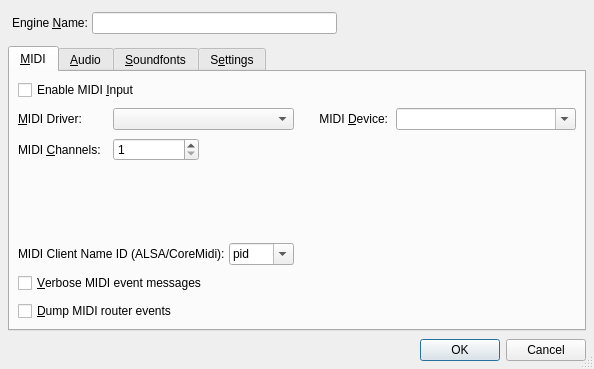
This is src/qsynthSetupForm.ui in rncbc/qsynth as Qt 5 draws it before an edit. The edited form follows.
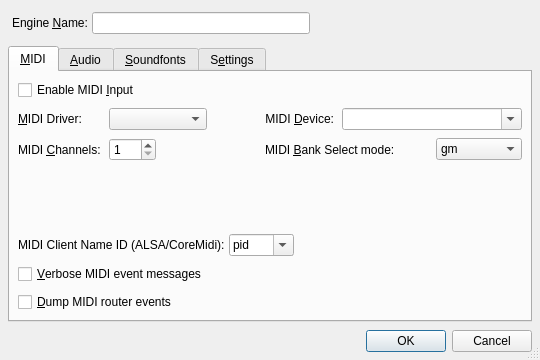
This is the edited form. Icons and pictures are not drawn.

Commit message: - MIDI bank select mode control added to engine setup dialog   (after a clean patch ticket by Kurt Stephens, thanks).

```diff
--- a/src/qsynthSetupForm.ui
+++ b/src/qsynthSetupForm.ui
@@ -26,8 +26,8 @@
    <rect>
     <x>0</x>
     <y>0</y>
-    <width>594</width>
-    <height>369</height>
+    <width>540</width>
+    <height>360</height>
    </rect>
   </property>
   <property name="windowTitle">
@@ -93,51 +93,6 @@
        <string>&amp;MIDI</string>
       </attribute>
       <layout class="QGridLayout">
-       <item row="1" column="4">
-        <widget class="QComboBox" name="MidiDeviceComboBox">
-         <property name="minimumSize">
-          <size>
-           <width>180</width>
-           <height>0</height>
-          </size>
-         </property>
-         <property name="toolTip">
-          <string>MIDI device name</string>
-         </property>
-         <property name="editable">
-          <bool>true</bool>
-         </property>
-        </widget>
-       </item>
-       <item row="2" column="2" colspan="3">
-        <spacer>
-         <property name="orientation">
-          <enum>Qt::Horizontal</enum>
-         </property>
-         <property name="sizeHint" stdset="0">
-          <size>
-           <width>8</width>
-           <height>8</height>
-          </size>
-         </property>
-        </spacer>
-       </item>
-       <item row="1" column="3">
-        <widget class="QLabel" name="MidiDeviceTextLabel">
-         <property name="text">
-          <string>MIDI &amp;Device:</string>
-         </property>
-         <property name="alignment">
-          <set>Qt::AlignRight|Qt::AlignTrailing|Qt::AlignVCenter</set>
-         </property>
-         <property name="wordWrap">
-          <bool>false</bool>
-         </property>
-         <property name="buddy">
-          <cstring>MidiDeviceComboBox</cstring>
-         </property>
-        </widget>
-       </item>
        <item row="1" column="0">
         <widget class="QLabel" name="MidiDriverTextLabel">
          <property name="text">
@@ -154,76 +109,7 @@
          </property>
         </widget>
        </item>
-       <item row="1" column="1" colspan="2">
-        <widget class="QComboBox" name="MidiDriverComboBox">
-         <property name="toolTip">
-          <string>Input MIDI driver</string>
-         </property>
-         <property name="editable">
-          <bool>false</bool>
-         </property>
-        </widget>
-       </item>
-       <item row="4" column="0" colspan="5">
-        <layout class="QHBoxLayout">
-         <property name="spacing">
-          <number>4</number>
-         </property>
-         <item>
-          <widget class="QLabel" name="MidiNameTextLabel">
-           <property name="frameShape">
-            <enum>QFrame::NoFrame</enum>
-           </property>
-           <property name="frameShadow">
-            <enum>QFrame::Plain</enum>
-           </property>
-           <property name="text">
-            <string>MIDI Client Name ID (ALSA/CoreMidi):</string>
-           </property>
-           <property name="wordWrap">
-            <bool>false</bool>
-           </property>
-           <property name="buddy">
-            <cstring>MidiNameComboBox</cstring>
-           </property>
-          </widget>
-         </item>
-         <item>
-          <widget class="QComboBox" name="MidiNameComboBox">
-           <property name="toolTip">
-            <string>ALSA Sequencer client name identification</string>
-           </property>
-           <property name="editable">
-            <bool>true</bool>
-           </property>
-           <item>
-            <property name="text">
-             <string>pid</string>
-            </property>
-           </item>
-           <item>
-            <property name="text">
-             <string>qsynth</string>
-            </property>
-           </item>
-          </widget>
-         </item>
-         <item>
-          <spacer>
-           <property name="orientation">
-            <enum>Qt::Horizontal</enum>
-           </property>
-           <property name="sizeHint" stdset="0">
-            <size>
-             <width>8</width>
-             <height>8</height>
-            </size>
-           </property>
-          </spacer>
-         </item>
-        </layout>
-       </item>
-       <item row="6" column="0" colspan="5">
+       <item row="6" column="0" colspan="7">
         <widget class="QCheckBox" name="MidiDumpCheckBox">
          <property name="toolTip">
           <string>Whether to show MIDI router events on messages window</string>
@@ -236,7 +122,62 @@
          </property>
         </widget>
        </item>
-       <item row="5" column="0" colspan="5">
+       <item row="1" column="5" colspan="2">
+        <widget class="QComboBox" name="MidiDeviceComboBox">
+         <property name="minimumSize">
+          <size>
+           <width>180</width>
+           <height>0</height>
+          </size>
+         </property>
+         <property name="toolTip">
+          <string>MIDI device name</string>
+         </property>
+         <property name="editable">
+          <bool>true</bool>
+         </property>
+        </widget>
+       </item>
+       <item row="0" column="0" colspan="7">
+        <widget class="QCheckBox" name="MidiInCheckBox">
+         <property name="toolTip">
+          <string>Enable MIDI input</string>
+         </property>
+         <property name="text">
+          <string>Enable MIDI &amp;Input</string>
+         </property>
+         <property name="shortcut">
+          <string>Alt+I</string>
+         </property>
+        </widget>
+       </item>
+       <item row="1" column="1" colspan="2">
+        <widget class="QComboBox" name="MidiDriverComboBox">
+         <property name="toolTip">
+          <string>Input MIDI driver</string>
+         </property>
+         <property name="editable">
+          <bool>false</bool>
+         </property>
+        </widget>
+       </item>
+       <item row="1" column="4">
+        <widget class="QLabel" name="MidiDeviceTextLabel">
+         <property name="text">
+          <string>MIDI &amp;Device:</string>
+         </property>
+         <property name="alignment">
+          <set>Qt::AlignRight|Qt::AlignTrailing|Qt::AlignVCenter</set>
+         </property>
+         <property name="wordWrap">
+          <bool>false</bool>
+         </property>
+         <property name="buddy">
+          <cstring>MidiDeviceComboBox</cstring>
+         </property>
+        </widget>
+       </item>
+       <item row="5" column="0" colspan="7">
         <widget class="QCheckBox" name="VerboseCheckBox">
          <property name="toolTip">
           <string>Print out verbose messages about MIDI events</string>
@@ -249,18 +190,21 @@
          </property>
         </widget>
        </item>
-       <item row="3" column="0">
-        <spacer>
-         <property name="orientation">
-          <enum>Qt::Vertical</enum>
+       <item row="2" column="0">
+        <widget class="QLabel" name="MidiChannelsTextLabel">
+         <property name="toolTip">
+          <string/>
          </property>
-         <property name="sizeHint" stdset="0">
-          <size>
-           <width>8</width>
-           <height>8</height>
-          </size>
+         <property name="text">
+          <string>MIDI &amp;Channels:</string>
          </property>
-        </spacer>
+         <property name="wordWrap">
+          <bool>false</bool>
+         </property>
+         <property name="buddy">
+          <cstring>MidiChannelsSpinBox</cstring>
+         </property>
+        </widget>
        </item>
        <item row="2" column="1">
         <widget class="QSpinBox" name="MidiChannelsSpinBox">
@@ -278,35 +222,144 @@
          </property>
         </widget>
        </item>
-       <item row="2" column="0">
-        <widget class="QLabel" name="MidiChannelsTextLabel">
-         <property name="toolTip">
-          <string/>
-         </property>
+       <item row="2" column="4" colspan="2">
+        <widget class="QLabel" name="MidiBankSelectLabel">
          <property name="text">
-          <string>MIDI &amp;Channels:</string>
-         </property>
-         <property name="wordWrap">
-          <bool>false</bool>
+          <string>MIDI &amp;Bank Select mode:</string>
          </property>
          <property name="buddy">
           <cstring>MidiChannelsSpinBox</cstring>
          </property>
         </widget>
        </item>
-       <item row="0" column="0" colspan="5">
-        <widget class="QCheckBox" name="MidiInCheckBox">
+       <item row="2" column="6">
+        <widget class="QComboBox" name="MidiBankSelectComboBox">
          <property name="toolTip">
           <string>Enable MIDI input</string>
          </property>
-         <property name="text">
-          <string>Enable MIDI &amp;Input</string>
+         <property name="frame">
+          <bool>true</bool>
          </property>
-         <property name="shortcut">
-          <string>Alt+I</string>
-         </property>
+         <item>
+          <property name="text">
+           <string>gm</string>
+          </property>
+         </item>
+         <item>
+          <property name="text">
+           <string>gs</string>
+          </property>
+         </item>
+         <item>
+          <property name="text">
+           <string>mma</string>
+          </property>
+         </item>
+         <item>
+          <property name="text">
+           <string>xs</string>
+          </property>
+         </item>
         </widget>
        </item>
+       <item row="3" column="0" colspan="7">
+        <spacer>
+         <property name="orientation">
+          <enum>Qt::Vertical</enum>
+         </property>
+         <property name="sizeHint">
+          <size>
+           <width>8</width>
+           <height>8</height>
+          </size>
+         </property>
+        </spacer>
+       </item>
+       <item row="4" column="0" colspan="7">
+        <layout class="QHBoxLayout">
+         <property name="spacing">
+          <number>4</number>
+         </property>
+         <item>
+          <widget class="QLabel" name="MidiNameTextLabel">
+           <property name="frameShape">
+            <enum>QFrame::NoFrame</enum>
+           </property>
+           <property name="frameShadow">
+            <enum>QFrame::Plain</enum>
+           </property>
+           <property name="text">
+            <string>MIDI Client Name ID (ALSA/CoreMidi):</string>
+           </property>
+           <property name="wordWrap">
+            <bool>false</bool>
+           </property>
+           <property name="buddy">
+            <cstring>MidiNameComboBox</cstring>
+           </property>
+          </widget>
+         </item>
+         <item>
+          <widget class="QComboBox" name="MidiNameComboBox">
+           <property name="toolTip">
+            <string>ALSA Sequencer client name identification</string>
+           </property>
+           <property name="editable">
+            <bool>true</bool>
+           </property>
+           <item>
+            <property name="text">
+             <string>pid</string>
+            </property>
+           </item>
+           <item>
+            <property name="text">
+             <string>qsynth</string>
+            </property>
+           </item>
+          </widget>
+         </item>
+         <item>
+          <spacer>
+           <property name="orientation">
+            <enum>Qt::Horizontal</enum>
+           </property>
+           <property name="sizeHint">
+            <size>
+             <width>8</width>
+             <height>8</height>
+            </size>
+           </property>
+          </spacer>
+         </item>
+        </layout>
+       </item>
+       <item row="1" column="3" rowspan="2">
+        <spacer>
+         <property name="orientation">
+          <enum>Qt::Horizontal</enum>
+         </property>
+         <property name="sizeHint">
+          <size>
+           <width>8</width>
+           <height>8</height>
+          </size>
+         </property>
+        </spacer>
+       </item>
+       <item row="2" column="2">
+        <spacer>
+         <property name="orientation">
+          <enum>Qt::Horizontal</enum>
+         </property>
+         <property name="sizeHint">
+          <size>
+           <width>8</width>
+           <height>8</height>
+          </size>
+         </property>
+        </spacer>
+       </item>
       </layout>
      </widget>
      <widget class="QWidget" name="AudioTabPage">
```
Left out of the diff: 42 changed lines with no effect on the pictures. The commit also changes 13 other files.
